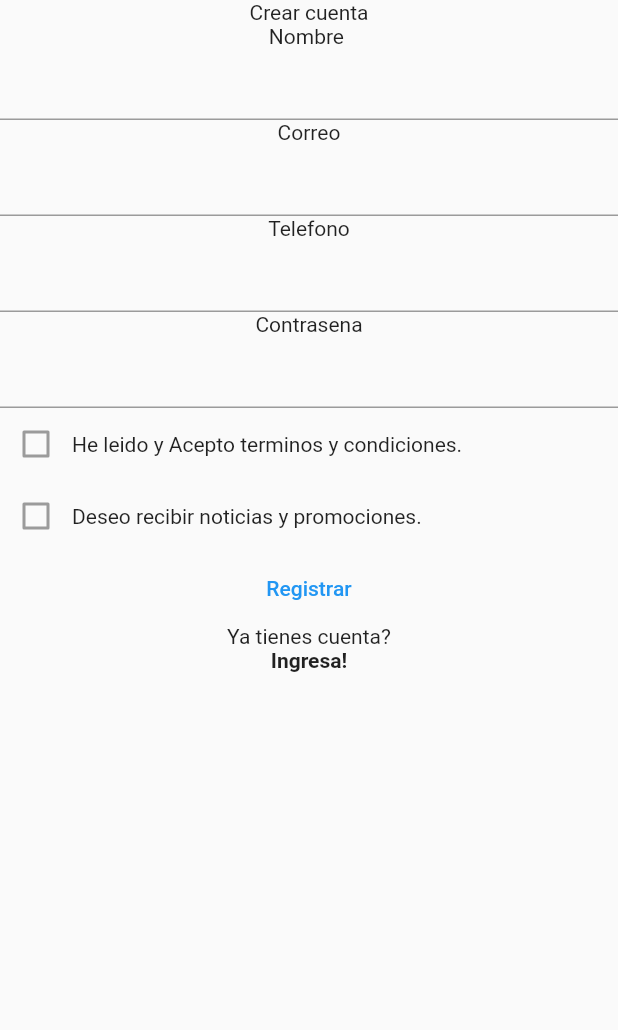
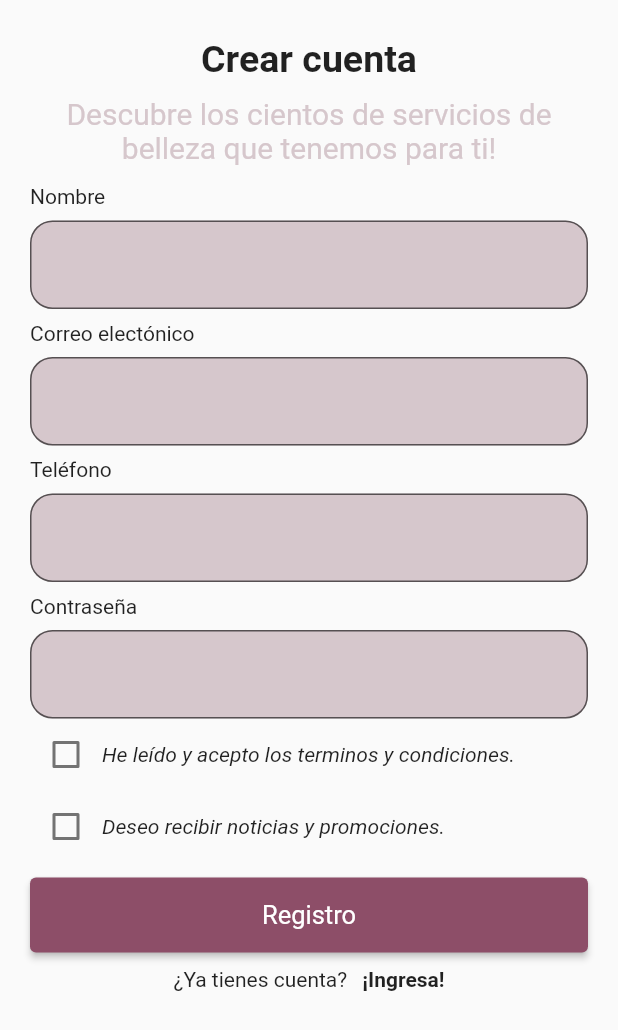
Before and after one commit to OrlandoAlPe/inprodi_test, a Flutter app: the singnUp screen opened by its route, on a phone screen of 412 x 824 dp. Shown: the top 1030 px of the screen. Run offline on Flutter 3.47's test engine with Material 2 defaults, Android fonts, the phone set to English and light mode, and no system bars; our stand-ins replace shared_preferences; accounts and stored records are empty; network calls fail.

Commit message:
Login y SignUp completados
Completado Login y SignUp con estilos similares al diseño.

```diff
--- a/inprodi/lib/main.dart
+++ b/inprodi/lib/main.dart
@@ -32,8 +32,8 @@ class _MyAppState extends State<MyApp> {
       title: 'inprodi',
       theme: ThemeData(
         //creando paleta de colores segun el diseno
-        primaryColor: Color(0xFFb74f5d),
-        accentColor: Color(0xFFCDBABC),
+        primaryColor: Color(0xFF8D4E68),//#8D4E68S
+        accentColor: Color(0xFFd6c7cc),//#E8DCE0
       ),
       routes: {
         // Creando rutas, 3 pantallas: Home, Login & SignUp
--- a/inprodi/lib/screens/signIn.dart
+++ b/inprodi/lib/screens/signIn.dart
@@ -1,9 +1,16 @@
+import 'dart:developer';
+
 import 'package:flutter/cupertino.dart';
 import 'package:flutter/material.dart';
 import 'package:inprodi/utils/userCredentials.dart';
+import 'package:inprodi/widgets/boldtxt.dart';
+import 'package:inprodi/widgets/bottomText.dart';
+import 'package:inprodi/widgets/Subtitle.dart';
+import 'package:inprodi/widgets/mainButton.dart';
+import 'package:inprodi/utils/textfielStyle.dart' as decoration;
 
 class singnUp extends StatefulWidget {
-  const singnUp({Key ?key}) : super(key: key);
+  const singnUp({Key? key}) : super(key: key);
 
   @override
   _singnUpState createState() => _singnUpState();
@@ -16,91 +23,139 @@ class _singnUpState extends State<singnUp> {
   final _nomControl = TextEditingController();
   final _emControl = TextEditingController();
   final _formKey = GlobalKey<FormState>();
+  bool _TermsStatus = false;
+  bool _NewsStatus = false;
+
+  void change(bool cosa) {
+    !cosa;
+  }
 
   @override
   Widget build(BuildContext context) {
     return Scaffold(
-      resizeToAvoidBottomInset: false,
       body: SafeArea(
         child: Form(
           key: _formKey,
+          child: SingleChildScrollView(
+            child: Container(
+              padding: EdgeInsets.all(20),
               child: Column(
+                crossAxisAlignment: CrossAxisAlignment.start,
                 children: [
-              Text('Crear cuenta'),
-              Text('Nombre '),
+                  //Header
+                  Center(child: BoldTxt(message: 'Crear cuenta')),
+                  SubtitleTxt(
+                      message:
+                          'Descubre los cientos de servicios de belleza que tenemos para ti!'),
+                  //Inicio de TextFields
+                  //Nombre
+                  Container(
+                      margin: EdgeInsets.symmetric(vertical: 8),
+                      child: Text('Nombre')),
                   TextFormField(
                     controller: _nomControl,
+                    decoration: decoration.InputStyle.TextInputDecoration,
                     validator: (value) {
                       if (value == null || value.isEmpty) {
                         return 'Campo obligatorio.';
                       }
                     },
                   ),
-              Text('Correo'),
+                  //Email
+                  Container(
+                      margin: EdgeInsets.symmetric(vertical: 8),
+                      child: Text('Correo electónico')),
                   TextFormField(
                     controller: _emControl,
+                    decoration: decoration.InputStyle.TextInputDecoration,
                     validator: (value) {
                       if (value == null ||
                           !value.contains('@') ||
                           !value.contains('.')) {
-                    return 'Inserta un email valido.';
+                        return 'Inserta un email válido.';
                       }
                     },
                   ),
-              Text('Telefono'),
+                  //Telefono
+                  Container(
+                      margin: EdgeInsets.symmetric(vertical: 8),
+                      child: Text('Teléfono')),
                   TextFormField(
                     controller: _telControl,
+                    decoration: decoration.InputStyle.TextInputDecoration,
                     validator: (value) {
-                  if (value == null || value.isEmpty) {
+                      if (value == null || !value.contains('1')) {
                         return 'Campo obligatorio.';
                       }
                     },
                   ),
-              Text('Contrasena'),
+                  //Contrasena
+                  Container(
+                      margin: EdgeInsets.symmetric(vertical: 8),
+                      child: Text('Contraseña')),
                   TextFormField(
                     controller: _pswdControl,
                     obscureText: true,
+                    decoration: decoration.InputStyle.TextInputDecoration,
                     validator: (value) {
                       if (value == null || value.length < 8) {
-                    return 'Inserte una contrasena de mas de 8 caracteres.';
+                        return 'Inserte una contraseña de mas de 8 caracteres.';
                       }
                     },
                   ),
+                  //CheckBoxes
                   Row(
                     children: [
-                  Checkbox(value: false, onChanged: null),
-                  Text('He leido y Acepto terminos y condiciones.'),
+                      Checkbox(
+                          value: this._TermsStatus,
+                          onChanged: (bool? value) {
+                            setState(() {
+                              this._TermsStatus = !_TermsStatus;
+                            });
+                          }),
+                      Text(
+                        'He leído y acepto los terminos y condiciones.',
+                        style: TextStyle(fontStyle: FontStyle.italic),
+                      )
                     ],
                   ),
+
                   Row(
                     children: [
-                  Checkbox(value: false, onChanged: null),
-                  Text('Deseo recibir noticias y promociones.'),
+                      Checkbox(
+                          value: this._NewsStatus,
+                          onChanged: (bool? value) {
+                            setState(() {
+                              this._NewsStatus = !_NewsStatus;
+                            });
+                          }),
+                      Text(
+                        'Deseo recibir noticias y promociones.',
+                        style: TextStyle(fontStyle: FontStyle.italic),
+                      )
                     ],
                   ),
-              TextButton(
-                onPressed: () async {
-                  if (_formKey.currentState!.validate())
-                    {
+                  //Bottom Page
+                  MainButton(
+                    message: 'Registro',
+                    onpress: () async {
+                      if (_formKey.currentState!.validate()) {
                         await UserCredentials.setEmail(_emControl.text);
                         await UserCredentials.setPswd(_pswdControl.text);
                         await UserCredentials.setNombre(_nomControl.text);
                         await UserCredentials.setTel(_telControl.text);
                       }
                     },
-                child: Text('Registrar'),
                   ),
-              Text('Ya tienes cuenta?'),
-              GestureDetector(
-                child: Text(
-                  'Ingresa!',
-                  style: TextStyle(fontWeight: FontWeight.bold),
-                ),
-                onTap: () => {
+                  BottomText(
+                      text: '¿Ya tienes cuenta?',
+                      onpress: () => {
                             Navigator.of(context).pop(),
                           },
+                      boldTxt: '¡Ingresa!')
+                ],
               ),
-            ],
+            ),
           ),
         ),
       ),
--- /dev/null
+++ b/inprodi/lib/utils/textfielStyle.dart
@@ -0,0 +1,13 @@
+import 'package:flutter/material.dart';
+ class InputStyle {
+  static var TextInputDecoration = InputDecoration(
+    filled: true,
+    fillColor: Color(0xFFd6c7cc),
+    focusedBorder: OutlineInputBorder(
+        borderRadius: BorderRadius.circular(15),
+        borderSide: BorderSide(color: Color(0xFFd6c7cc), width: 0.5)),
+    border: OutlineInputBorder(
+        borderRadius: BorderRadius.circular(15),
+        borderSide: BorderSide(color: Color(0xFFd6c7cc), width: 0.5)),
+  );
+}
--- /dev/null
+++ b/inprodi/lib/widgets/Subtitle.dart
@@ -0,0 +1,19 @@
+import 'package:flutter/cupertino.dart';
+import 'package:flutter/material.dart';
+
+class SubtitleTxt extends StatelessWidget {
+  final String message;
+  const SubtitleTxt({Key? key, required this.message}) : super(key: key);
+
+  @override
+  Widget build(BuildContext context) {
+    return Container(
+      margin: EdgeInsets.all(5),
+      child: Text(
+        message,
+        textAlign: TextAlign.center,
+        style: TextStyle(color: Theme.of(context).accentColor, fontSize: 20),
+      ),
+    );
+  }
+}
--- /dev/null
+++ b/inprodi/lib/widgets/boldtxt.dart
@@ -0,0 +1,17 @@
+import 'package:flutter/cupertino.dart';
+
+class BoldTxt extends StatelessWidget {
+  final String message;
+  const BoldTxt({Key? key, required this.message}) : super(key: key);
+
+  @override
+  Widget build(BuildContext context) {
+    return Container(
+      margin: EdgeInsets.all(5),
+      child: Text(
+        message,
+        style: TextStyle(fontWeight: FontWeight.bold, fontSize: 25),
+      ),
+    );
+  }
+}
--- /dev/null
+++ b/inprodi/lib/widgets/bottomText.dart
@@ -0,0 +1,26 @@
+import 'package:flutter/cupertino.dart';
+import 'package:inprodi/widgets/touchableTxt.dart';
+
+class BottomText extends StatelessWidget {
+  final String text;
+  final String boldTxt;
+  final Function() onpress;
+  const BottomText(
+      {Key? key,
+      required this.text,
+      required this.onpress,
+      required this.boldTxt})
+      : super(key: key);
+
+  @override
+  Widget build(BuildContext context) {
+    return Row(
+      mainAxisAlignment: MainAxisAlignment.center,
+      children: [
+        Text(text),
+        SizedBox(width: 10),
+        TouchableTxt(onpress: onpress, text: boldTxt)
+      ],
+    );
+  }
+}
--- a/inprodi/lib/widgets/fetching.dart
+++ b/inprodi/lib/widgets/fetching.dart
@@ -57,7 +57,7 @@ class _DisplayDataState extends State<DisplayData> {
               itemCount: data.length,
               itemBuilder: (BuildContext context, int index) {
                 return Container(
-                  height: 150,
+                  height: 100,
                   child: Text(data[index].name + ' ' + data[index].email),
                 );
               });
--- /dev/null
+++ b/inprodi/lib/widgets/mainButton.dart
@@ -0,0 +1,27 @@
+import 'package:flutter/cupertino.dart';
+import 'package:flutter/material.dart';
+
+class MainButton extends StatelessWidget {
+  final String message;
+  final void Function() onpress;
+  const MainButton({Key? key, required this.message, required this.onpress})
+      : super(key: key);
+
+  @override
+  Widget build(BuildContext context) {
+    return Container(
+      margin: EdgeInsets.symmetric(vertical: 10),
+      child: ElevatedButton(
+        style: ElevatedButton.styleFrom(
+          primary: Theme.of(context).primaryColor,
+          minimumSize: Size(double.infinity, 50),
+        ),
+        onPressed: onpress,
+        child: Text(
+          message,
+          style: TextStyle(fontSize: 17, fontWeight: FontWeight.w400),
+        ),
+      ),
+    );
+  }
+}
--- /dev/null
+++ b/inprodi/lib/widgets/touchableTxt.dart
@@ -0,0 +1,19 @@
+import 'package:flutter/cupertino.dart';
+
+class TouchableTxt extends StatelessWidget {
+  final String text;
+  final void Function() onpress;
+  const TouchableTxt({Key? key, required this.onpress, required this.text})
+      : super(key: key);
+
+  @override
+  Widget build(BuildContext context) {
+    return GestureDetector(
+      child: Text(
+        text,
+        style: TextStyle(fontWeight: FontWeight.bold),
+      ),
+      onTap: onpress,
+    );
+  }
+}
```
Also changed, not shown: inprodi/lib/screens/home.dart (+6 -1 lines), inprodi/lib/screens/login.dart (+44 -19 lines). Lines whose indentation alone changed are shown as unchanged.
